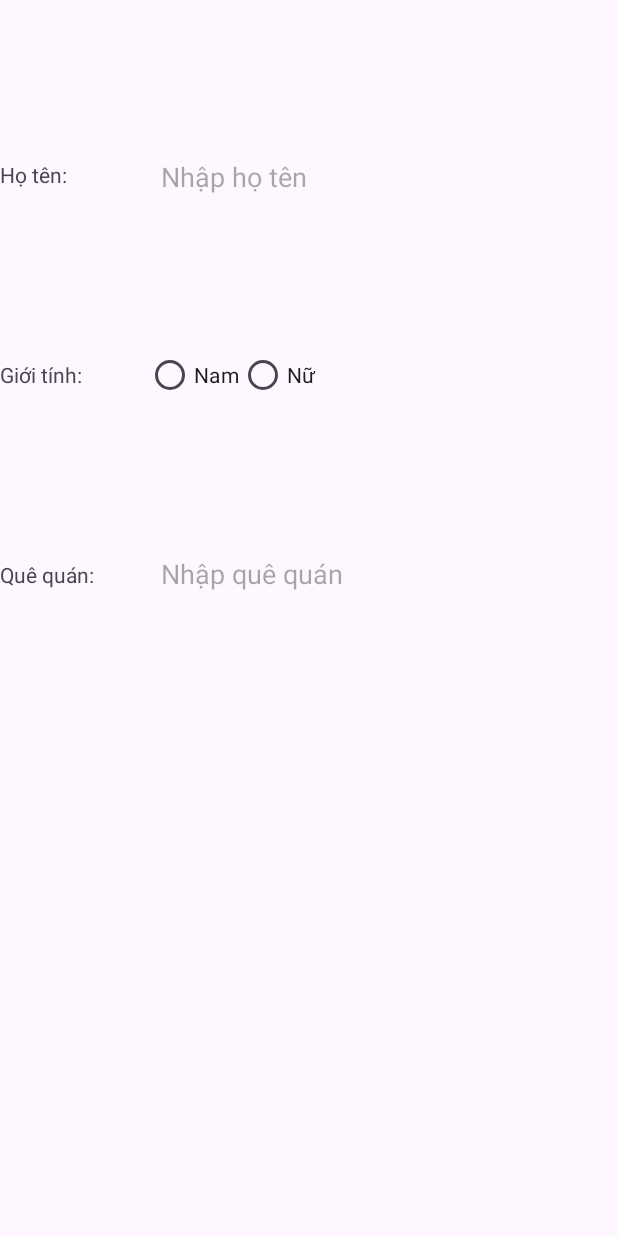
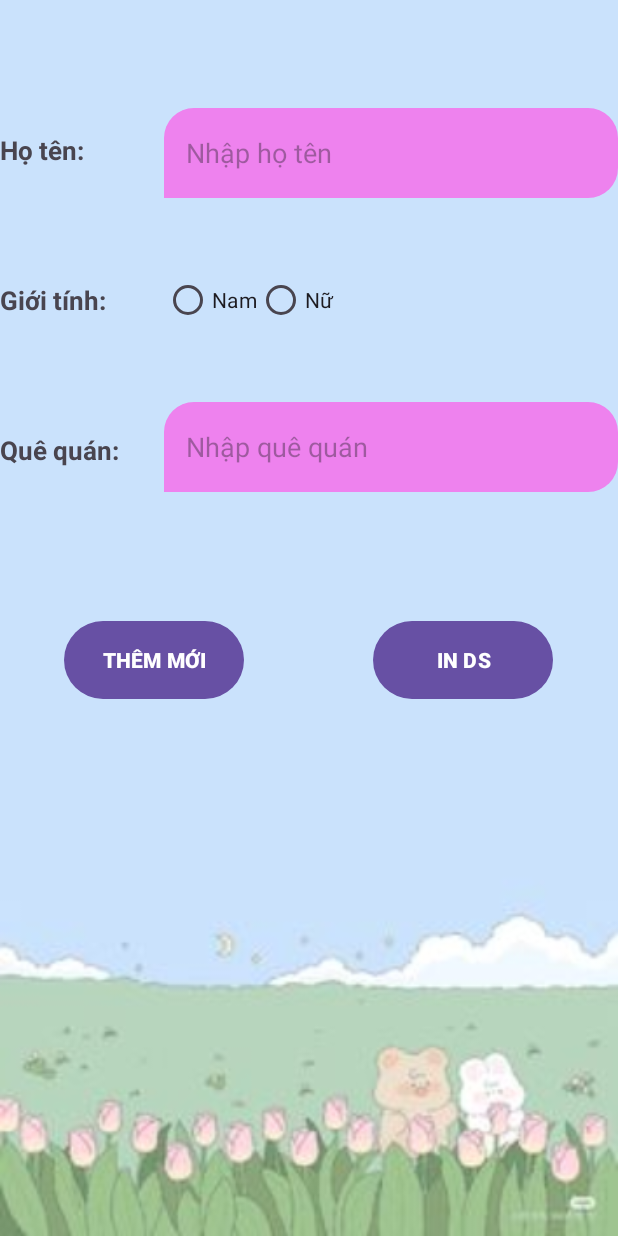
Before and after one commit to dangdungvn/Android, an Android app: the screen it shows after launch (MainActivity), on a phone screen of 412 x 824 dp. Run offline under Robolectric (Android 15) with nearby library versions, the phone set to English and light mode, and no system bars.

Commit message:
thêm bài 8 nhưng chưa id tự đặt id

```diff
--- a/btvn8.1/app/src/main/res/drawable/customer1.xml
+++ b/btvn8.1/app/src/main/res/drawable/customer1.xml
@@ -2,11 +2,26 @@
 <shape xmlns:android="http://schemas.android.com/apk/res/android">
 
     <padding
-        android:left="10dp"
-        android:right="10dp"
-        android:top="15dp"
-        android:bottom="15dp"
+        android:top="10dp"
+        android:bottom="10dp"
+        android:left="15dp"
+        android:right="15dp"
+        />
+
+    <solid
+        android:color="#EE82EE"
+        />
+
+    <corners
+        android:topLeftRadius="20dp"
+        android:topRightRadius="20dp"
+        android:bottomRightRadius="20dp"
+        />
+
+    <size
+        android:height="60dp"
         />
 
 
+
 </shape>
--- /dev/null
+++ b/btvn8.1/app/src/main/res/drawable/customer2.xml
@@ -0,0 +1,13 @@
+<?xml version="1.0" encoding="utf-8"?>
+<shape xmlns:android="http://schemas.android.com/apk/res/android">
+
+
+    <gradient
+        android:startColor="#EE82EE"
+        android:endColor="#00FF7F"
+        />
+
+    <corners
+        android:radius="10dp"/>
+
+</shape>
--- a/btvn8.1/app/src/main/res/layout/activity_main.xml
+++ b/btvn8.1/app/src/main/res/layout/activity_main.xml
@@ -7,7 +7,10 @@
     android:layout_height="match_parent"
     tools:context=".MainActivity"
     android:paddingRight="15dp"
-    android:paddingLeft="15dp">
+    android:paddingLeft="20dp"
+    android:orientation="vertical"
+    android:background="@drawable/img">
+
 
     <LinearLayout
         android:layout_width="match_parent"
@@ -15,9 +18,10 @@
         android:orientation="horizontal"
         android:layout_marginTop="50dp"
         >
+        <!--    cột 1-->
         <LinearLayout
             android:layout_width="wrap_content"
-            android:layout_height="400dp"
+            android:layout_height="300dp"
             android:orientation="vertical"
             android:layout_weight="1"
             >
@@ -26,40 +30,60 @@
                 android:layout_height="wrap_content"
                 android:layout_weight="1"
                 android:gravity="center"
-                android:text="Họ tên:" />
+                android:text="Họ tên:"
+                android:stroke="10dp"  android:strokeColor="#FF0000"
+                android:textStyle="bold"
+                android:textSize="17dp"/>
 
             <TextView
                 android:layout_width="wrap_content"
                 android:layout_height="wrap_content"
                 android:layout_weight="1"
                 android:gravity="center"
-                android:text="Giới tính:"/>
+                android:text="Giới tính:"
+                android:textStyle="bold"
+                android:textSize="17dp"/>
 
             <TextView
                 android:layout_width="wrap_content"
                 android:layout_height="wrap_content"
                 android:layout_weight="1"
                 android:gravity="center"
-                android:text="Quê quán:"/>
+                android:text="Quê quán:"
+                android:textStyle="bold"
+                android:textSize="17dp"/>
         </LinearLayout>
 
+        <!--    cột 2-->
         <LinearLayout
             android:layout_width="wrap_content"
-            android:layout_height="400dp"
+            android:layout_height="300dp"
             android:layout_weight="5"
             android:orientation="vertical">
-
+<!--nhapHoTen-->
+            <LinearLayout
+                android:layout_width="match_parent"
+                android:layout_height="wrap_content"
+                android:layout_weight="1"
+                android:gravity="center">
                 <EditText
                     android:layout_width="match_parent"
                     android:layout_height="wrap_content"
                     android:hint="Nhập họ tên"
+
+                    android:background="@drawable/customer1"/>
+            </LinearLayout>
+
+<!--namNu-->
+            <LinearLayout
+                android:layout_width="match_parent"
+                android:layout_height="wrap_content"
                 android:layout_weight="1"
-                android:background="@drawable/customer1"/>
+                android:gravity="center">
 
                 <RadioGroup
                     android:layout_width="match_parent"
                     android:layout_height="wrap_content"
-                android:layout_weight="1"
                     android:orientation="horizontal"
                     android:gravity="center_vertical"
                     >
@@ -75,17 +99,65 @@
                         android:text="Nữ"/>
 
                 </RadioGroup>
+            </LinearLayout>
+
+<!--NhapQUeQuan-->
+            <LinearLayout
+                android:layout_width="match_parent"
+                android:layout_height="wrap_content"
+                android:layout_weight="1"
+                android:gravity="center">
 
                 <EditText
                     android:layout_width="match_parent"
                     android:layout_height="wrap_content"
                     android:hint="Nhập quê quán"
-                android:layout_weight="1"
                     android:background="@drawable/customer1"/>
+            </LinearLayout>
+
 
         </LinearLayout>
 
     </LinearLayout>
 
 
+<!--    dòng 3-->
+    <LinearLayout
+        android:layout_width="match_parent"
+        android:layout_height="wrap_content"
+        android:orientation="horizontal"
+        android:layout_marginTop="60dp">
+
+        <LinearLayout
+            android:layout_width="wrap_content"
+            android:layout_height="wrap_content"
+            android:layout_weight="1"
+            android:gravity="center">
+
+            <Button
+                android:layout_width="120dp"
+                android:layout_height="60dp"
+                android:text="THÊM MỚI"
+                android:textStyle="bold"
+                />
         </LinearLayout>
+
+        <LinearLayout
+            android:layout_width="wrap_content"
+            android:layout_height="wrap_content"
+            android:layout_weight="1"
+            android:gravity="center">
+
+            <Button
+                android:layout_width="120dp"
+                android:layout_height="60dp"
+                android:text="IN DS"
+                android:textStyle="bold"/>
+        </LinearLayout>
+
+
+
+    </LinearLayout>
+
+
+</LinearLayout>
```
Also changed, not shown: btvn8.1/app/src/main/res/drawable/br1.PNG (added), btvn8.1/app/src/main/res/drawable/br2.jpg (added), btvn8.1/app/src/main/res/drawable/img.png (added). Lines whose indentation alone changed are shown as unchanged.
